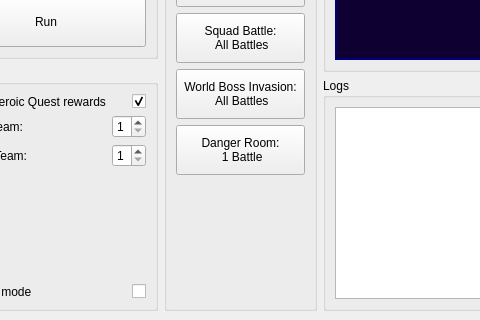
First picture: the form in lib/gui/designes/main_window.ui, repository tmarenko/mff_auto, before the edit; both pictures show x 443 to 923 and y 310 to 630 of the 1150 by 630 pixel window.
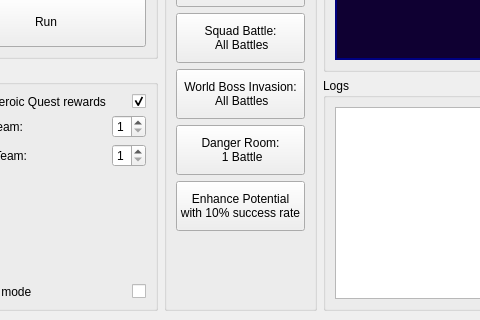
Second picture: the form after the edit.

Commit message: gui: enhance potential added

The edit to the form file:
```diff
--- a/lib/gui/designes/main_window.ui
+++ b/lib/gui/designes/main_window.ui
@@ -577,6 +577,20 @@
            </property>
           </widget>
          </item>
+         <item>
+          <widget class="QPushButton" name="enhance_potential_button">
+           <property name="minimumSize">
+            <size>
+             <width>120</width>
+             <height>50</height>
+            </size>
+           </property>
+           <property name="text">
+            <string>Enhance Potential
+with 10% success rate</string>
+           </property>
+          </widget>
+         </item>
          <item>
           <spacer name="verticalSpacer">
            <property name="orientation">
```
The commit also changes 4 other files.
